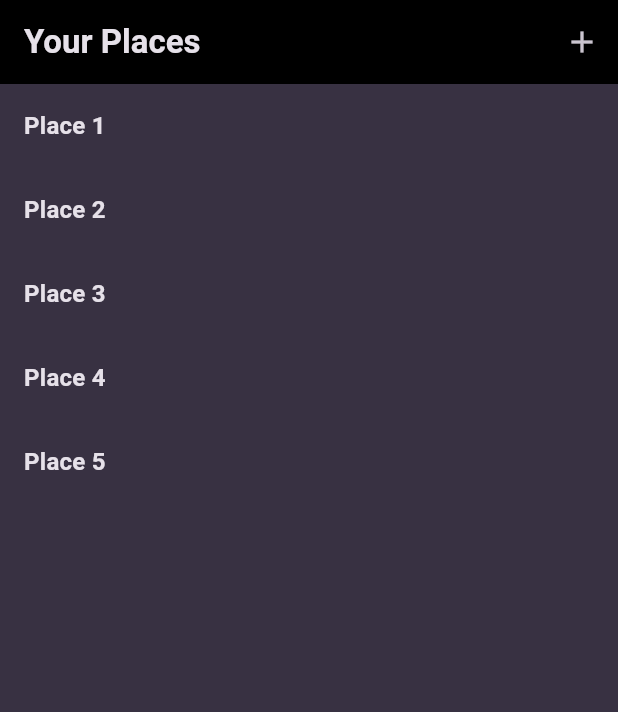
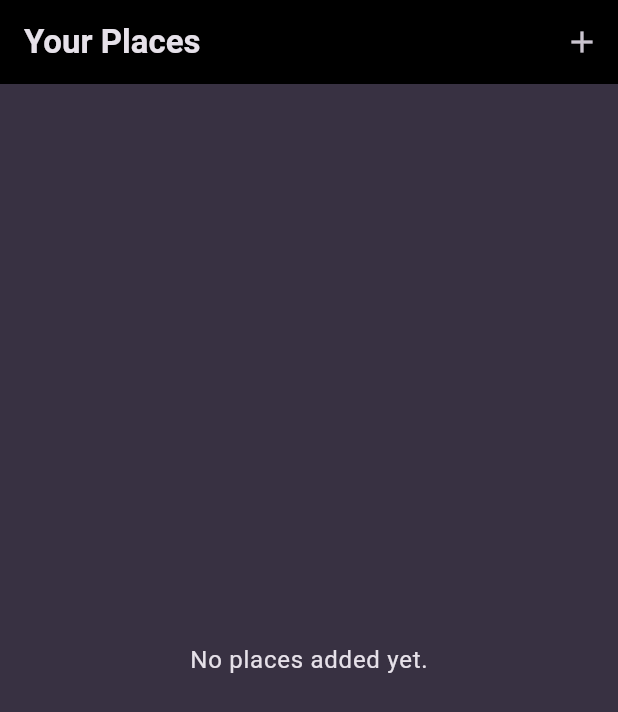
Before and after one commit to bartlomiej-sacha-tutorials/flutter-favorite-places, a Flutter app: the screen it shows after launch, on a phone screen of 412 x 824 dp. Shown: the top 712 px of the screen. Run offline on Flutter 3.47's test engine with Material 3 defaults, Android fonts, the phone set to English and light mode, and no system bars; our stand-ins replace flutter_riverpod, google_fonts.

Commit message:
fix naming inconsistencies

```diff
--- a/lib/providers/places_provider.dart
+++ /dev/null
@@ -1,24 +0,0 @@
-import 'package:favorite_places/models/place.dart';
-import 'package:flutter_riverpod/flutter_riverpod.dart';
-
-class PlacesNotifier extends StateNotifier<List<Place>> {
-  PlacesNotifier()
-    : super([
-        Place(title: 'Place 1'),
-        Place(title: 'Place 2'),
-        Place(title: 'Place 3'),
-        Place(title: 'Place 4'),
-        Place(title: 'Place 5'),
-      ]);
-
-  void addPlace(String title) {
-    final newPlace = Place(title: title);
-    state = [...state, newPlace];
-  }
-}
-
-final placesProvider = StateNotifierProvider<PlacesNotifier, List<Place>>((
-  ref,
-) {
-  return PlacesNotifier();
-});
--- /dev/null
+++ b/lib/providers/user_places.dart
@@ -0,0 +1,16 @@
+import 'package:favorite_places/models/place.dart';
+import 'package:flutter_riverpod/flutter_riverpod.dart';
+
+class UserPlacesNotifier extends StateNotifier<List<Place>> {
+  UserPlacesNotifier() : super(const []);
+
+  void addPlace(String title) {
+    final newPlace = Place(title: title);
+    state = [...state, newPlace];
+  }
+}
+
+final userPlacesProvider =
+    StateNotifierProvider<UserPlacesNotifier, List<Place>>((ref) {
+      return UserPlacesNotifier();
+    });
--- a/lib/screens/add_place.dart
+++ b/lib/screens/add_place.dart
@@ -1,4 +1,4 @@
-import 'package:favorite_places/providers/places_provider.dart';
+import 'package:favorite_places/providers/user_places.dart';
 import 'package:flutter/material.dart';
 import 'package:flutter_riverpod/flutter_riverpod.dart';
 
@@ -42,7 +42,7 @@ class _AddPlaceScreenState extends ConsumerState<AddPlaceScreen> {
             ElevatedButton.icon(
               onPressed: () {
                 ref
-                    .read(placesProvider.notifier)
+                    .read(userPlacesProvider.notifier)
                     .addPlace(_titleController.text);
 
                 ScaffoldMessenger.of(context).showSnackBar(
--- a/lib/screens/places.dart
+++ b/lib/screens/places.dart
@@ -1,4 +1,4 @@
-import 'package:favorite_places/providers/places_provider.dart';
+import 'package:favorite_places/providers/user_places.dart';
 import 'package:favorite_places/screens/add_place.dart';
 import 'package:favorite_places/widgets/places_list.dart';
 import 'package:flutter/material.dart';
@@ -9,7 +9,7 @@ class PlacesScreen extends ConsumerWidget {
 
   @override
   Widget build(BuildContext context, WidgetRef ref) {
-    final places = ref.watch(placesProvider);
+    final places = ref.watch(userPlacesProvider);
 
     return Scaffold(
       appBar: AppBar(
```
